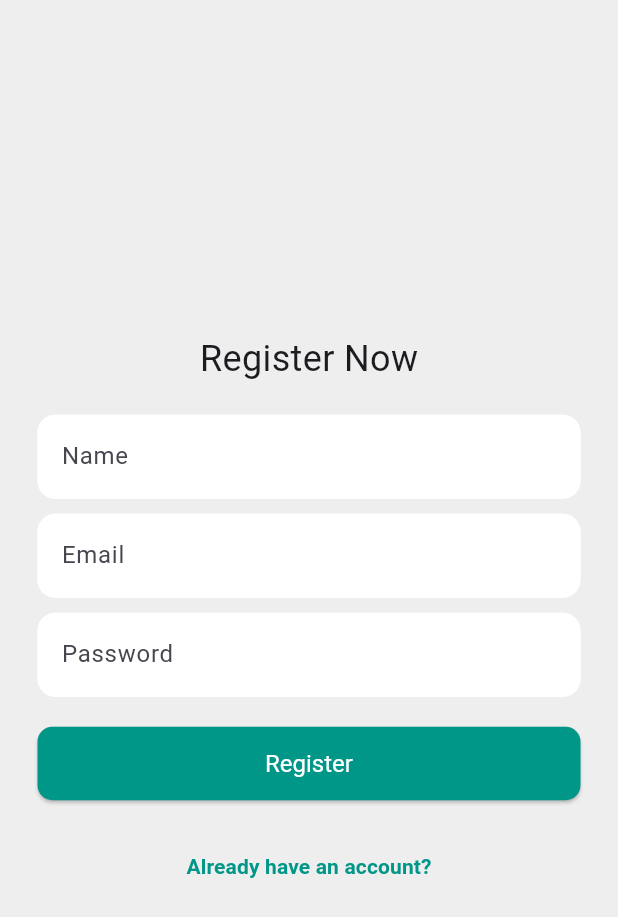
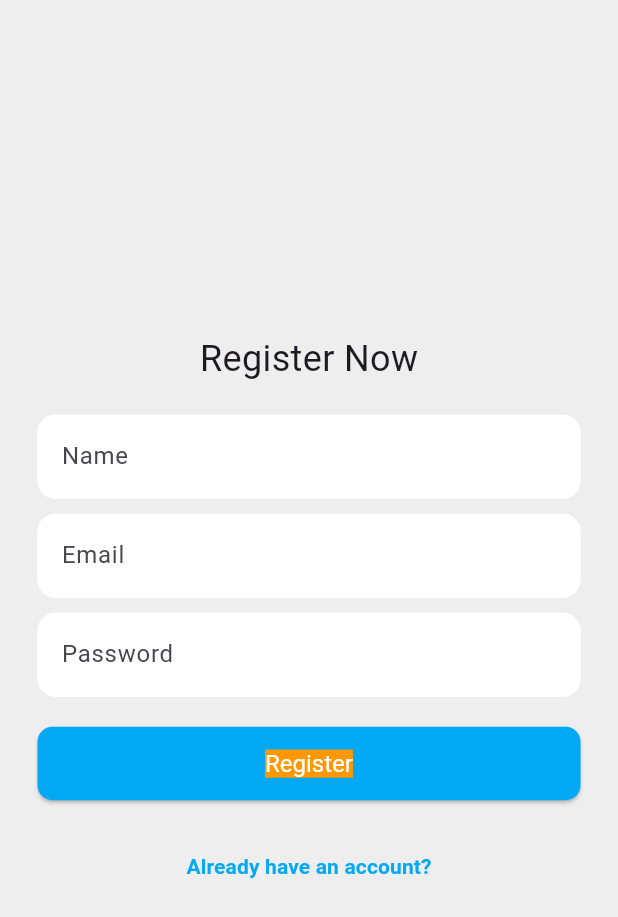
Before and after one commit to HashmiShareeb/smartapp_project24, a Flutter app: the screen it shows after launch, after a tap on "Not registered? Sign up", on a phone screen of 412 x 824 dp. Shown: the top 917 px of the screen. Run offline on Flutter 3.47's test engine with Material 3 defaults, Android fonts, the phone set to English and light mode, and no system bars; drawn by our look-alikes of calendar_view; our stand-ins replace firebase_auth, firebase_core, flutter_colorpicker; accounts and stored records are empty; network calls fail.

Commit message:
feat:changed ui colors, added detail page for events,  remove event feautre, profile page & layout changes

```diff
--- a/lib/main.dart
+++ b/lib/main.dart
@@ -30,40 +30,40 @@ class MainApp extends StatelessWidget {
         theme: ThemeData(
           scaffoldBackgroundColor: Colors.grey[100],
           appBarTheme: AppBarTheme(
-            backgroundColor: Colors.teal[50],
+            backgroundColor: Colors.lightBlue[50],
             titleTextStyle: TextStyle(
-              color: Colors.teal[300],
+              color: Colors.lightBlue[300],
               fontSize: 20,
               fontWeight: FontWeight.bold,
             ),
             iconTheme: IconThemeData(
-              color: Colors.teal[500],
+              color: Colors.lightBlue[500],
               size: 20,
             ),
           ),
           floatingActionButtonTheme: FloatingActionButtonThemeData(
             backgroundColor:
-                Colors.amber[900], // 30% Accent - Button background
+                Colors.amber[500], // 30% Accent - Button background
           ),
           navigationBarTheme: NavigationBarThemeData(
-            backgroundColor: Colors.teal[800],
-            indicatorColor: Colors.teal,
+            backgroundColor: Colors.white,
+            indicatorColor: Colors.lightBlue[100],
             labelTextStyle: MaterialStateProperty.all(
               TextStyle(
-                color: Colors.white,
+                color: Colors.black,
                 fontSize: 12,
               ),
             ),
             iconTheme: MaterialStateProperty.all(
               IconThemeData(
-                color: Colors.white,
+                color: Colors.grey[800],
               ),
             ),
           ),
           elevatedButtonTheme: ElevatedButtonThemeData(
             style: ButtonStyle(
               backgroundColor: MaterialStateProperty.all(
-                Colors.amber[900], // 30% Accent - Button background,
+                Colors.amber[500], // 30% Accent - Button background,
               ),
               textStyle: MaterialStateProperty.all(
                 TextStyle(
--- a/lib/pages/auth/auth_page.dart
+++ b/lib/pages/auth/auth_page.dart
@@ -1,3 +1,5 @@
+// ignore_for_file: prefer_const_constructors
+
 import 'package:firebase_auth/firebase_auth.dart';
 import 'package:flutter/material.dart';
 import 'package:smartapp_project24/pages/auth/login_page.dart';
--- a/lib/pages/auth/login_page.dart
+++ b/lib/pages/auth/login_page.dart
@@ -93,7 +93,7 @@ class _LoginPageState extends State<LoginPage> {
                   child: TextButton(
                     style: TextButton.styleFrom(
                       foregroundColor: Colors.white,
-                      backgroundColor: Colors.teal,
+                      backgroundColor: Colors.orange[800],
                       padding: const EdgeInsets.symmetric(vertical: 15),
                       shape: RoundedRectangleBorder(
                         borderRadius: BorderRadius.circular(10),
@@ -126,7 +126,7 @@ class _LoginPageState extends State<LoginPage> {
                   child: const Text(
                     'Not registered? Sign up',
                     style: TextStyle(
-                      color: Colors.teal,
+                      color: Colors.lightBlue,
                       fontWeight: FontWeight.bold,
                     ),
                   ),
@@ -144,7 +144,7 @@ class _LoginPageState extends State<LoginPage> {
                   child: const Text(
                     'Continue as guest',
                     style: TextStyle(
-                      color: Colors.teal,
+                      color: Colors.lightBlue,
                       fontWeight: FontWeight.bold,
                     ),
                   ),
--- a/lib/pages/auth/register_page.dart
+++ b/lib/pages/auth/register_page.dart
@@ -80,7 +80,7 @@ class _RegisterPageState extends State<RegisterPage> {
                         borderRadius: BorderRadius.circular(12),
                       ),
                       focusedBorder: OutlineInputBorder(
-                        borderSide: const BorderSide(color: Colors.teal),
+                        borderSide: const BorderSide(color: Colors.lightBlue),
                         borderRadius: BorderRadius.circular(12),
                       ),
                       hintText: 'Name',
@@ -101,7 +101,7 @@ class _RegisterPageState extends State<RegisterPage> {
                         borderRadius: BorderRadius.circular(12),
                       ),
                       focusedBorder: OutlineInputBorder(
-                        borderSide: const BorderSide(color: Colors.teal),
+                        borderSide: const BorderSide(color: Colors.lightBlue),
                         borderRadius: BorderRadius.circular(12),
                       ),
                       hintText: 'Email',
@@ -122,7 +122,7 @@ class _RegisterPageState extends State<RegisterPage> {
                         borderRadius: BorderRadius.circular(12),
                       ),
                       focusedBorder: OutlineInputBorder(
-                        borderSide: const BorderSide(color: Colors.teal),
+                        borderSide: const BorderSide(color: Colors.lightBlue),
                         borderRadius: BorderRadius.circular(12),
                       ),
                       hintText: 'Password',
@@ -137,7 +137,7 @@ class _RegisterPageState extends State<RegisterPage> {
                   child: ElevatedButton(
                     style: TextButton.styleFrom(
                       foregroundColor: Colors.white,
-                      backgroundColor: Colors.teal,
+                      backgroundColor: Colors.lightBlue,
                       padding: const EdgeInsets.symmetric(vertical: 15),
                       shape: RoundedRectangleBorder(
                         borderRadius: BorderRadius.circular(10),
@@ -152,7 +152,7 @@ class _RegisterPageState extends State<RegisterPage> {
                       'Register',
                       style: TextStyle(
                         fontSize: 16,
-                        backgroundColor: Colors.teal,
+                        backgroundColor: Colors.orange,
                         color: Colors.white,
                       ),
                     ),
@@ -166,7 +166,7 @@ class _RegisterPageState extends State<RegisterPage> {
                   child: const Text(
                     'Already have an account?',
                     style: TextStyle(
-                      color: Colors.teal,
+                      color: Colors.lightBlue,
                       fontWeight: FontWeight.bold,
                     ),
                   ),
--- a/lib/pages/event_form.dart
+++ b/lib/pages/events/event_form.dart
@@ -197,6 +197,7 @@ class _EventFormPageState extends State<EventFormPage> {
                         _selectedColor.value.toRadixString(16),
                         radix: 16)),
                   );
+
                   CalendarControllerProvider.of(context).controller.add(event);
 
                   Navigator.pop(context); // Navigate back to the previous page
--- a/lib/pages/home_page.dart
+++ b/lib/pages/home_page.dart
@@ -55,6 +55,7 @@ class _HomePageState extends State<HomePage> {
                     size: 30.0,
                   ),
                 ),
+
                 // Add filter dropdown here
               ],
             )
```
Also changed, not shown: lib/pages/course_page.dart (+8 -6 lines), lib/pages/events/event_detail.dart (added, +38 -0 lines), lib/pages/profiles_page.dart (+38 -21 lines), lib/pages/timetable_data.dart (+51 -64 lines).
